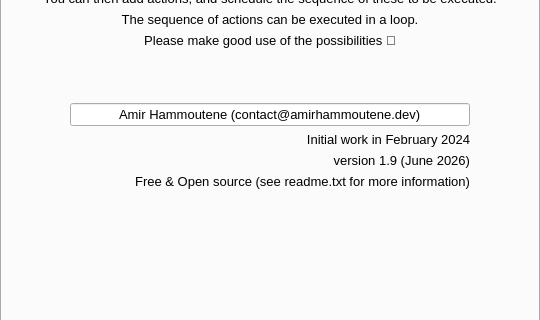
This is mainwindow.ui in AmirHammouteneEI/ScheduledPasteAndKeys as Qt 5 draws it before an edit; both pictures show x 0 to 540 and y 276 to 596 of the 540 by 800 pixel window. The edited form follows.
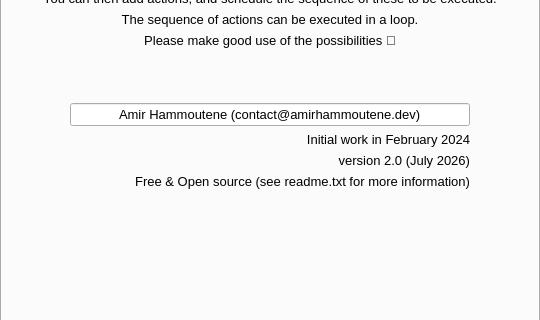
This is the edited form. Icons and pictures are not drawn.

Diff of the .ui file:
```diff
--- a/mainwindow.ui
+++ b/mainwindow.ui
@@ -335,7 +335,7 @@
               </font>
              </property>
              <property name="text">
-              <string>version 1.9 (June 2026)</string>
+              <string>version 2.0 (July 2026)</string>
              </property>
              <property name="alignment">
               <set>Qt::AlignmentFlag::AlignRight|Qt::AlignmentFlag::AlignTrailing|Qt::AlignmentFlag::AlignVCenter</set>
```
